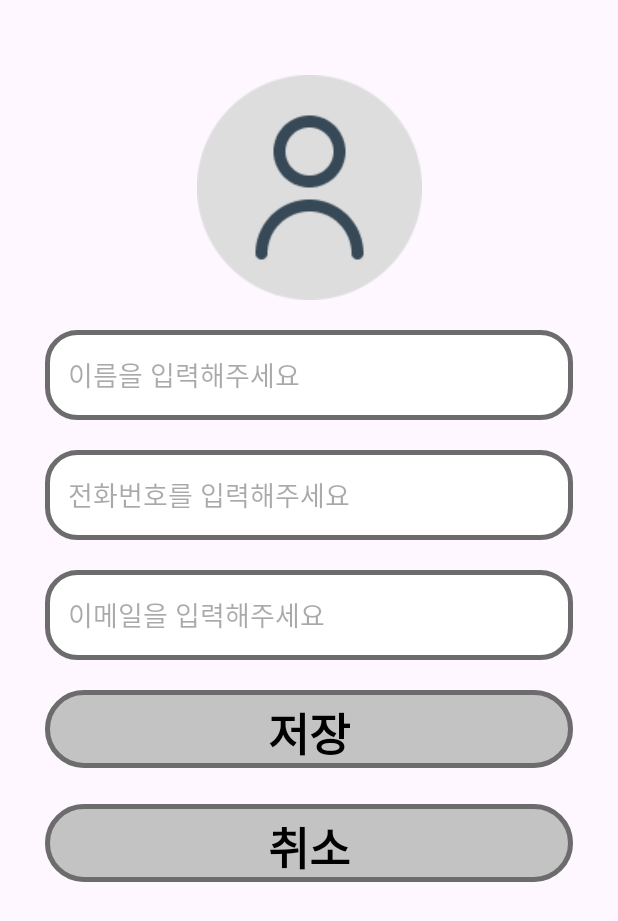
After one commit to werds7890/phone_list, an Android app: the layout add_dialog.xml on its own in the app's theme, with its tools: preview values and no code run, on a phone screen of 412 x 824 dp. The commit adds this screen. Shown: the top 921 px of the screen. Run offline under Robolectric (Android 15) with nearby library versions, the phone set to English and light mode, and no system bars.

Commit message:
[DESIGN] : 🎨 Dialog

```diff
--- /dev/null
+++ b/app/src/main/res/drawable/dialog_edit_text_style.xml
@@ -0,0 +1,23 @@
+<?xml version="1.0" encoding="utf-8"?>
+<shape xmlns:android="http://schemas.android.com/apk/res/android" android:shape="rectangle" >
+    <corners
+        android:radius="20dp"
+        />
+    <solid
+        android:color="@color/white"
+        />
+    <padding
+        android:left="0dp"
+        android:top="0dp"
+        android:right="0dp"
+        android:bottom="0dp"
+        />
+    <size
+        android:width="270dp"
+        android:height="60dp"
+        />
+    <stroke
+        android:width="3dp"
+        android:color="@color/button_stroke"
+        />
+</shape>
--- /dev/null
+++ b/app/src/main/res/layout/add_dialog.xml
@@ -0,0 +1,109 @@
+<?xml version="1.0" encoding="utf-8"?>
+<androidx.constraintlayout.widget.ConstraintLayout xmlns:android="http://schemas.android.com/apk/res/android"
+    xmlns:app="http://schemas.android.com/apk/res-auto"
+    xmlns:tools="http://schemas.android.com/tools"
+    android:layout_width="match_parent"
+    android:layout_height="match_parent"
+    >
+
+
+    <ImageView
+        android:id="@+id/dialog_user_img"
+        android:layout_width="wrap_content"
+        android:layout_height="wrap_content"
+        android:layout_marginStart="130dp"
+        android:layout_marginTop="50dp"
+        android:layout_marginEnd="130dp"
+        app:layout_constraintEnd_toEndOf="parent"
+        app:layout_constraintStart_toStartOf="parent"
+        app:layout_constraintTop_toTopOf="parent"
+        app:srcCompat="@drawable/dialog_user_img" />
+
+    <EditText
+        android:id="@+id/dialog_user_name"
+        android:layout_width="0dp"
+        android:layout_height="wrap_content"
+        android:background="@drawable/dialog_edit_text_style"
+        android:layout_marginStart="30dp"
+        android:layout_marginTop="20dp"
+        android:layout_marginEnd="30dp"
+        android:paddingStart="15dp"
+        android:ems="10"
+        android:hint="이름을 입력해주세요"
+        android:inputType="text"
+        app:layout_constraintEnd_toEndOf="parent"
+        app:layout_constraintStart_toStartOf="parent"
+        app:layout_constraintTop_toBottomOf="@+id/dialog_user_img" />
+
+    <EditText
+        android:id="@+id/dialog_user_phoneNumber"
+        android:layout_width="0dp"
+        android:layout_height="wrap_content"
+        android:background="@drawable/dialog_edit_text_style"
+        android:layout_marginStart="30dp"
+        android:layout_marginTop="20dp"
+        android:layout_marginEnd="30dp"
+        android:paddingStart="15dp"
+        android:ems="10"
+        android:hint="전화번호를 입력해주세요"
+        android:inputType="phone"
+        app:layout_constraintEnd_toEndOf="parent"
+        app:layout_constraintStart_toStartOf="parent"
+        app:layout_constraintTop_toBottomOf="@+id/dialog_user_name" />
+
+    <EditText
+        android:id="@+id/dialog_user_email"
+        android:layout_width="0dp"
+        android:layout_height="wrap_content"
+        android:background="@drawable/dialog_edit_text_style"
+        android:layout_marginStart="30dp"
+        android:layout_marginTop="20dp"
+        android:layout_marginEnd="30dp"
+        android:paddingStart="15dp"
+        android:ems="10"
+        android:hint="이메일을 입력해주세요"
+        android:inputType="textEmailAddress"
+        app:layout_constraintEnd_toEndOf="parent"
+        app:layout_constraintStart_toStartOf="parent"
+        app:layout_constraintTop_toBottomOf="@+id/dialog_user_phoneNumber" />
+
+
+    <Button
+        android:id="@+id/dialog_btn_save"
+        style="@style/DialogButtonStyle"
+        android:layout_width="0dp"
+        android:layout_height="60dp"
+        android:layout_marginStart="30dp"
+        android:layout_marginTop="16dp"
+        android:layout_marginEnd="30dp"
+        android:shadowColor="#A8A8A8"
+        android:text="저장"
+        android:textColor="@color/black"
+        android:textSize="30sp"
+        android:textStyle="bold"
+        app:layout_constraintEnd_toEndOf="parent"
+        app:layout_constraintHorizontal_bias="1.0"
+        app:layout_constraintStart_toStartOf="parent"
+        app:layout_constraintTop_toBottomOf="@+id/dialog_user_email" />
+
+    <Button
+        android:id="@+id/dialog_btn_cancel"
+        style="@style/DialogButtonStyle"
+        android:layout_width="0dp"
+        android:layout_height="60dp"
+        android:layout_marginStart="30dp"
+        android:layout_marginTop="16dp"
+        android:layout_marginEnd="30dp"
+        android:shadowColor="#A8A8A8"
+        android:text="취소"
+        android:textColor="@color/black"
+        android:textSize="30sp"
+        android:textStyle="bold"
+        app:layout_constraintEnd_toEndOf="parent"
+        app:layout_constraintHorizontal_bias="1.0"
+        app:layout_constraintStart_toStartOf="parent"
+        app:layout_constraintTop_toBottomOf="@+id/dialog_btn_save" />
+
+
+
+</androidx.constraintlayout.widget.ConstraintLayout>
--- a/app/src/main/res/values/colors.xml
+++ b/app/src/main/res/values/colors.xml
@@ -4,4 +4,6 @@
     <color name="white">#FFFFFFFF</color>
     <color name="default_color">#00FFFFFF</color>
     <color name="light_grey">#C3C3C3</color>
+    <color name="light_blue">#7092BE</color>
+    <color name="button_stroke">#6C6C6C</color>
 </resources>
--- /dev/null
+++ b/app/src/main/res/values/styles.xml
@@ -0,0 +1,9 @@
+<?xml version="1.0" encoding="utf-8"?>
+<resources>
+    <style name="DialogButtonStyle" parent="ThemeOverlay.Material3.Button">
+        <item name="backgroundTint">@color/light_grey</item>
+        <item name="strokeColor">@color/button_stroke</item>
+        <item name="strokeWidth">3dp</item>
+    </style>
+
+</resources>
```
Also changed, not shown: app/src/main/res/drawable/dialog_user_img.png (added).
